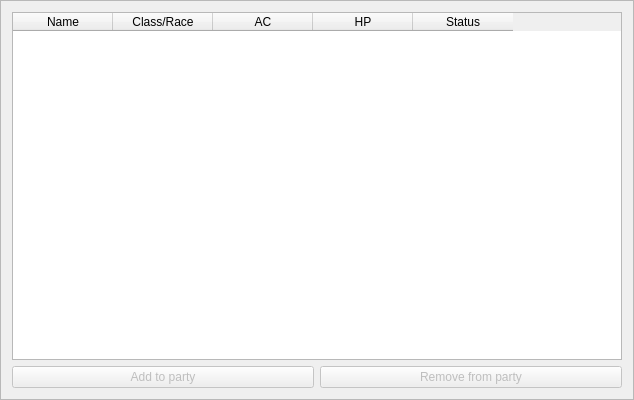
Above: pyQTApp/qt_designer_widgets/gilgamesh_Tavern_QFrame.ui from codingame-team/DnD-5th-Edition-API before the change. Below: the same form after it.
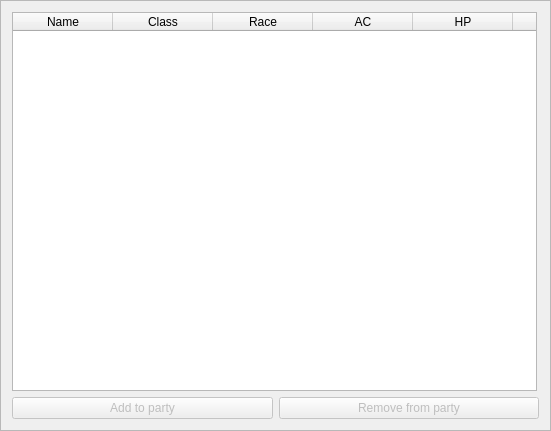
That is the form after the change.

Commit message: improved design and refactoring to ease sorting

Patch:
```diff
--- a/pyQTApp/qt_designer_widgets/gilgamesh_Tavern_QFrame.ui
+++ b/pyQTApp/qt_designer_widgets/gilgamesh_Tavern_QFrame.ui
@@ -6,8 +6,8 @@
    <rect>
     <x>0</x>
     <y>0</y>
-    <width>634</width>
-    <height>400</height>
+    <width>551</width>
+    <height>431</height>
    </rect>
   </property>
   <property name="windowTitle">
@@ -22,6 +22,12 @@
   <layout class="QGridLayout" name="gridLayout">
    <item row="0" column="0" colspan="2">
     <widget class="QTableWidget" name="gilgameshTavern_tableWidget">
+     <property name="maximumSize">
+      <size>
+       <width>525</width>
+       <height>16777215</height>
+      </size>
+     </property>
      <property name="layoutDirection">
       <enum>Qt::LeftToRight</enum>
      </property>
@@ -44,7 +50,7 @@
       <enum>QAbstractItemView::SelectRows</enum>
      </property>
      <property name="columnCount">
-      <number>5</number>
+      <number>7</number>
      </property>
      <column>
       <property name="text">
@@ -53,7 +59,12 @@
      </column>
      <column>
       <property name="text">
-       <string>Class/Race</string>
+       <string>Class</string>
+      </property>
+     </column>
+     <column>
+      <property name="text">
+       <string>Race</string>
       </property>
      </column>
      <column>
@@ -66,6 +77,11 @@
        <string>HP</string>
       </property>
      </column>
+     <column>
+      <property name="text">
+       <string>HP Max</string>
+      </property>
+     </column>
      <column>
       <property name="text">
        <string>Status</string>
```
The commit also changes 6 other files.
